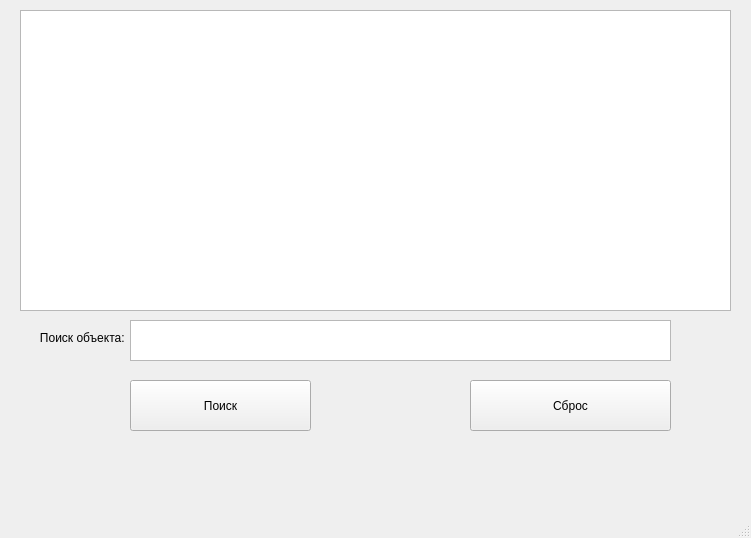
The window that ЯндексКартыИлиЕгоПодобие.ui (svettelnova/maps) describes before a commit, drawn with Qt 5.
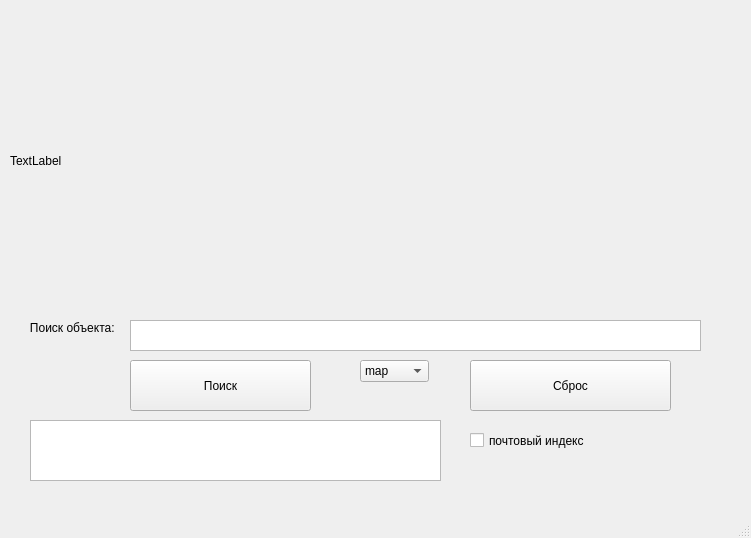
The same window after the commit.

Commit message: переделка

Diff of the .ui file:
```diff
--- a/ЯндексКартыИлиЕгоПодобие.ui
+++ b/ЯндексКартыИлиЕгоПодобие.ui
@@ -18,7 +18,7 @@
     <property name="geometry">
      <rect>
       <x>130</x>
-      <y>380</y>
+      <y>360</y>
       <width>181</width>
       <height>51</height>
      </rect>
@@ -27,21 +27,11 @@
      <string>Поиск</string>
     </property>
    </widget>
-   <widget class="QTextEdit" name="MAP">
-    <property name="geometry">
-     <rect>
-      <x>20</x>
-      <y>10</y>
-      <width>711</width>
-      <height>301</height>
-     </rect>
-    </property>
-   </widget>
    <widget class="QLabel" name="label">
     <property name="geometry">
      <rect>
-      <x>20</x>
-      <y>330</y>
+      <x>10</x>
+      <y>320</y>
       <width>111</width>
       <height>16</height>
      </rect>
@@ -55,8 +45,8 @@
      <rect>
       <x>130</x>
       <y>320</y>
-      <width>541</width>
-      <height>41</height>
+      <width>571</width>
+      <height>31</height>
      </rect>
     </property>
    </widget>
@@ -64,7 +54,7 @@
     <property name="geometry">
      <rect>
       <x>470</x>
-      <y>380</y>
+      <y>360</y>
       <width>201</width>
       <height>51</height>
      </rect>
@@ -73,6 +63,67 @@
      <string>Сброс</string>
     </property>
    </widget>
+   <widget class="QComboBox" name="viewofmap">
+    <property name="geometry">
+     <rect>
+      <x>360</x>
+      <y>360</y>
+      <width>69</width>
+      <height>22</height>
+     </rect>
+    </property>
+    <item>
+     <property name="text">
+      <string>map</string>
+     </property>
+    </item>
+    <item>
+     <property name="text">
+      <string>sat</string>
+     </property>
+    </item>
+    <item>
+     <property name="text">
+      <string>sat,skl</string>
+     </property>
+    </item>
+   </widget>
+   <widget class="QCheckBox" name="index">
+    <property name="geometry">
+     <rect>
+      <x>470</x>
+      <y>430</y>
+      <width>121</width>
+      <height>21</height>
+     </rect>
+    </property>
+    <property name="text">
+     <string>почтовый индекс</string>
+    </property>
+   </widget>
+   <widget class="QLabel" name="mapView">
+    <property name="geometry">
+     <rect>
+      <x>10</x>
+      <y>10</y>
+      <width>721</width>
+      <height>301</height>
+     </rect>
+    </property>
+    <property name="text">
+     <string>TextLabel</string>
+    </property>
+   </widget>
+   <widget class="QTextEdit" name="textEdit">
+    <property name="geometry">
+     <rect>
+      <x>30</x>
+      <y>420</y>
+      <width>411</width>
+      <height>61</height>
+     </rect>
+    </property>
+   </widget>
   </widget>
   <widget class="QMenuBar" name="menubar">
    <property name="geometry">
```
